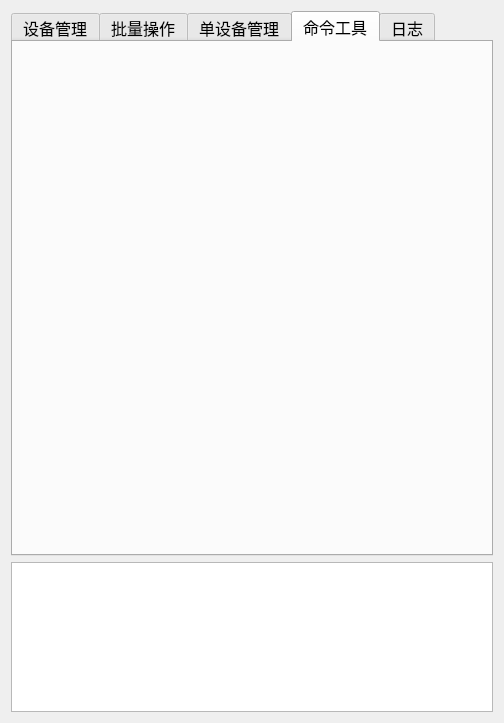
Before: the Qt Designer form AdbHelperTool/AdbHelperTool.ui in 99a5/AdbTool, drawn with Qt 5.
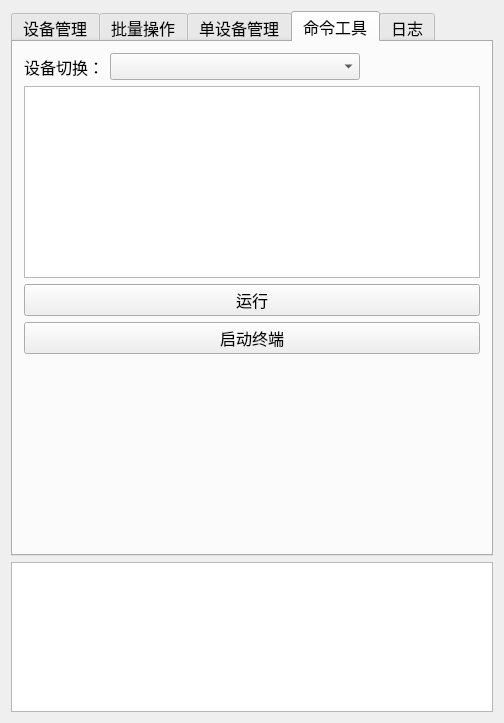
After: the same form once the commit is applied. The open tabs and pages were chosen to show the change.

```diff
--- a/AdbHelperTool/AdbHelperTool.ui
+++ b/AdbHelperTool/AdbHelperTool.ui
@@ -745,6 +745,76 @@
        <attribute name="title">
         <string>命令工具</string>
        </attribute>
+       <layout class="QVBoxLayout" name="verticalLayout_11">
+        <item>
+         <layout class="QVBoxLayout" name="verticalLayout_10">
+          <item>
+           <layout class="QHBoxLayout" name="horizontalLayout_21">
+            <item>
+             <widget class="QLabel" name="label_17">
+              <property name="text">
+               <string>设备切换：</string>
+              </property>
+             </widget>
+            </item>
+            <item>
+             <widget class="QComboBox" name="deviceCombo">
+              <property name="minimumSize">
+               <size>
+                <width>250</width>
+                <height>0</height>
+               </size>
+              </property>
+             </widget>
+            </item>
+            <item>
+             <spacer name="horizontalSpacer_9">
+              <property name="orientation">
+               <enum>Qt::Horizontal</enum>
+              </property>
+              <property name="sizeHint" stdset="0">
+               <size>
+                <width>40</width>
+                <height>20</height>
+               </size>
+              </property>
+             </spacer>
+            </item>
+           </layout>
+          </item>
+          <item>
+           <widget class="QTextEdit" name="commandEdit"/>
+          </item>
+          <item>
+           <widget class="QPushButton" name="runAdbBth">
+            <property name="text">
+             <string>运行</string>
+            </property>
+           </widget>
+          </item>
+          <item>
+           <widget class="QPushButton" name="startTerminalBth">
+            <property name="text">
+             <string>启动终端</string>
+            </property>
+           </widget>
+          </item>
+          <item>
+           <spacer name="verticalSpacer_3">
+            <property name="orientation">
+             <enum>Qt::Vertical</enum>
+            </property>
+            <property name="sizeHint" stdset="0">
+             <size>
+              <width>20</width>
+              <height>40</height>
+             </size>
+            </property>
+           </spacer>
+          </item>
+         </layout>
+        </item>
+       </layout>
       </widget>
       <widget class="QWidget" name="logPage">
        <attribute name="title">
```
Left out of the diff: 25 changed lines with no effect on the pictures.
